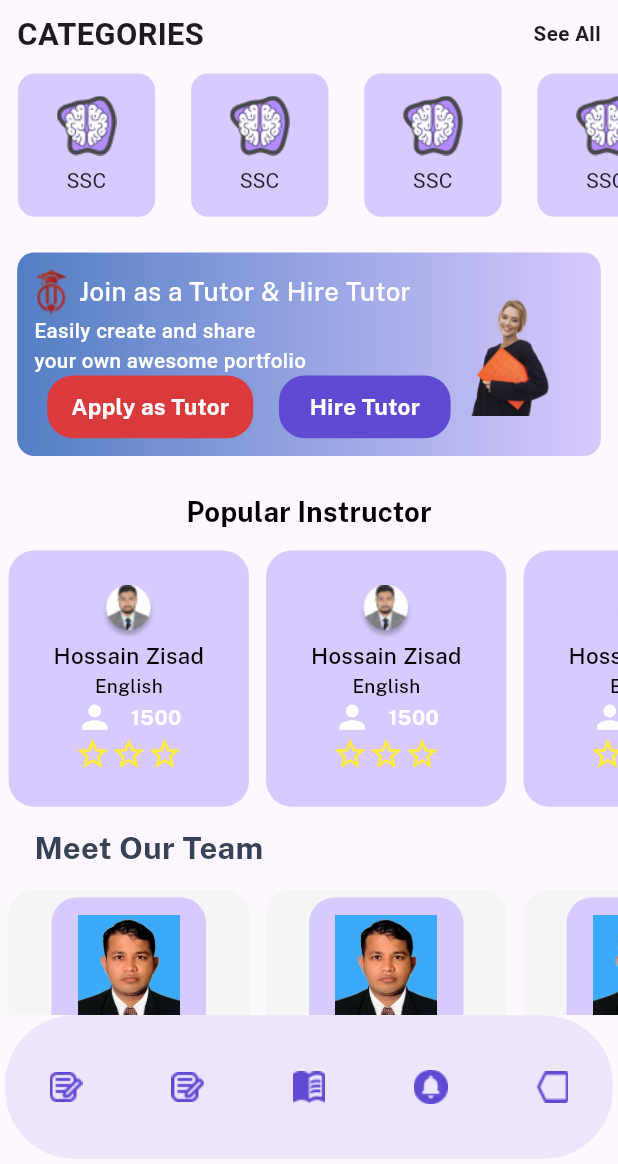
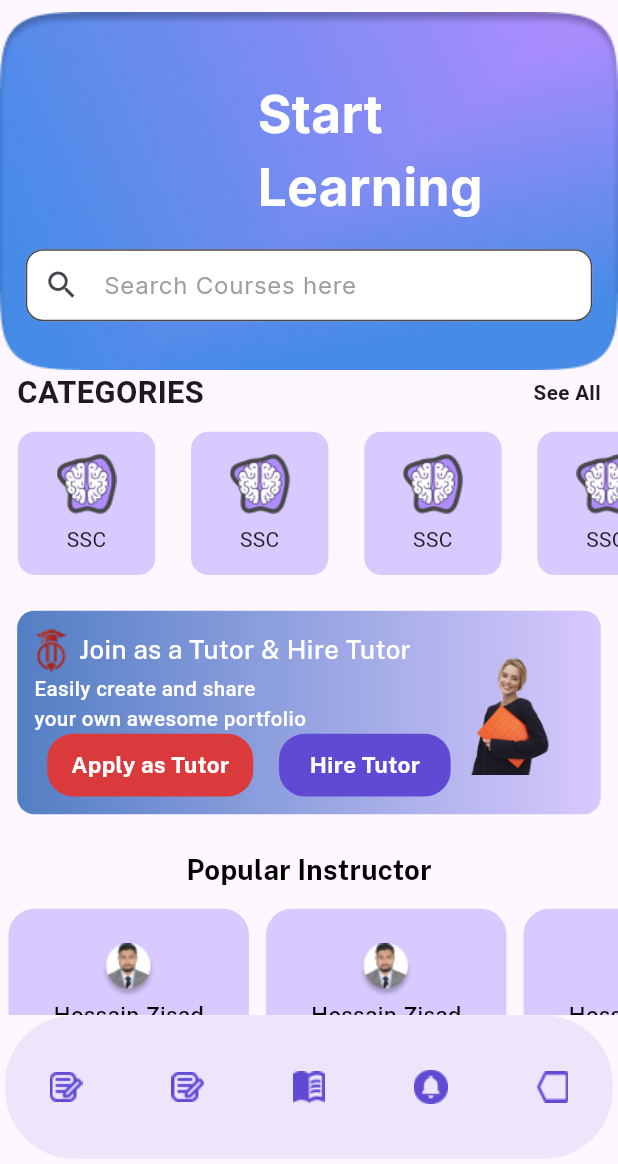
Before and after one commit to thohid44/uniqueschool24, a Flutter app: the screen it shows after launch, on a phone screen of 412 x 824 dp, the part 72-1236 px from its top. Run offline on Flutter 3.47's test engine with Material 3 defaults, Android fonts, the phone set to English and light mode, and no system bars; our stand-ins replace flutter_screenutil, get, get_storage, google_fonts.

Commit message:
10 Feb 24

```diff
--- a/lib/home.dart
+++ b/lib/home.dart
@@ -47,8 +47,75 @@ class _HomeState extends State<Home> {
           )
         ],
       ),
+      drawer: ListView(
+        children: [
+          Text("data")
+        ],
+      ),
       body: ListView(
         children: [
+
+          Container(
+            alignment: Alignment.center,
+            height: 200.h,
+            width: 300.w,
+            decoration: BoxDecoration(
+              image: DecorationImage(image: AssetImage("assets/home_bg.png"),
+
+              fit: BoxFit.fill
+              )
+            ),
+            child:
+              Column(
+                mainAxisAlignment: MainAxisAlignment.center,
+                children: [
+                  Row(
+                    children: [
+                      Container(
+                        height: 100.h,
+                        width: 150.w,
+                      ),
+                      Container(
+                            height: 100.h,
+                        width: 150.w,
+                         alignment: Alignment.center,
+                        child: Text("Start Learning",
+                        style:GoogleFonts.inter(
+                          fontSize: 30.sp,
+                          color: Colors.white,
+                          fontWeight: FontWeight.bold
+                        )),
+                      )
+                    ],
+                  ),
+                  SizedBox(height: 5.h,),
+                  Container(
+                    margin: EdgeInsets.symmetric(horizontal: 15.w),
+                    decoration: BoxDecoration(
+
+                    ),
+                    child: TextFormField(
+
+                      decoration: InputDecoration(
+                        fillColor: Colors.white,
+                        filled: true,
+                        contentPadding: EdgeInsets.all(3.h),
+                     hintText: "Search Courses here ",
+                     hintStyle: GoogleFonts.inter(
+                      color: Colors.grey
+                     ),
+                      border: OutlineInputBorder(
+                        borderRadius: BorderRadius.circular(10.r)
+                      ),
+                     prefixIcon: Icon(Icons.search)
+                      ),
+
+                    ),
+                  ),
+                ],
+              ),
+
+          ),
           Container(
             margin: EdgeInsets.symmetric(horizontal: 10.w),
             child: Row(
--- a/pubspec.yaml
+++ b/pubspec.yaml
@@ -20,6 +20,7 @@ dependencies:
   flutter_screenutil: ^5.9.0
   google_fonts: ^6.1.0
   get: ^4.6.6
+  get_storage: ^2.1.1
 
 dev_dependencies:
   flutter_test:
```
Also changed, not shown: lib/Pages/Login/controller/loginController.dart (added, +217 -0 lines), lib/Util/Localstorekey.dart (added, +10 -0 lines), lib/Util/app_constant.dart (+13 -0 lines), lib/main.dart (+30 -2 lines), pubspec.lock, 1 other file.
